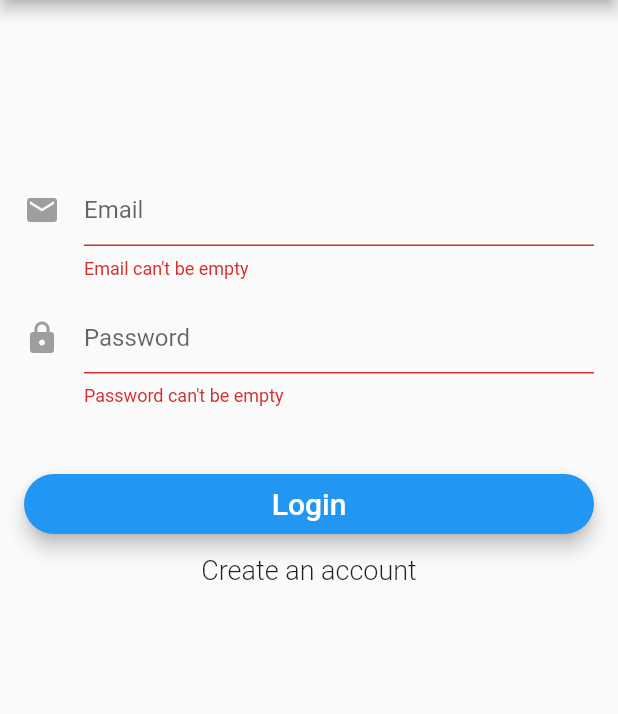
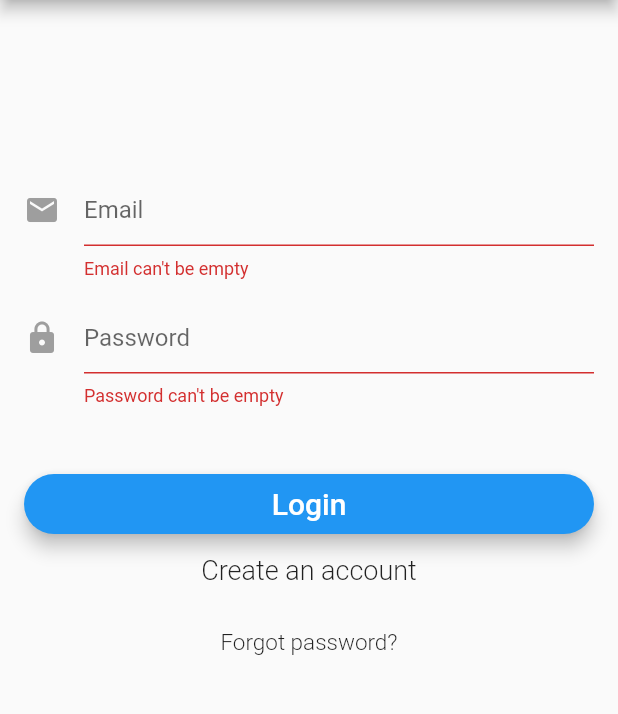
Before and after one commit to HooprApp/Backend, a Flutter app: the LoginSignupPage screen opened directly, after a tap on "Login", on a phone screen of 412 x 824 dp, the part 84-798 px from its top. Run offline on Flutter 3.47's test engine with Material 2 defaults, Android fonts, the phone set to English and light mode, and no system bars; our stand-ins replace firebase_auth, firebase_database; accounts and stored records are empty.

Commit message:
Implement forgot password

```diff
--- a/lib/pages/login_signup_page.dart
+++ b/lib/pages/login_signup_page.dart
@@ -11,6 +11,8 @@ class LoginSignupPage extends StatefulWidget {
   State<StatefulWidget> createState() => _LoginSignupPageState();
 }
 
+enum FormMode { LOGIN, SIGNUP, FORGOTPASSWORD }
+
 class _LoginSignupPageState extends State<LoginSignupPage> {
   final _formKey = GlobalKey<FormState>();
 
@@ -18,7 +20,7 @@ class _LoginSignupPageState extends State<LoginSignupPage> {
   String _password;
   String _errorMessage;
 
-  bool _isLoginForm;
+  FormMode _formMode = FormMode.LOGIN;
   bool _isLoading;
 
   // Check if form is valid before perform login or signup
@@ -40,7 +42,7 @@ class _LoginSignupPageState extends State<LoginSignupPage> {
     if (validateAndSave()) {
       String userId = "";
       try {
-        if (_isLoginForm) {
+        if (_formMode == FormMode.LOGIN) {
           userId = await widget.auth.signIn(_email, _password);
           if (userId == null) {
             setState(() {
@@ -51,18 +53,21 @@ class _LoginSignupPageState extends State<LoginSignupPage> {
             });
             return;
           }
-          print('Signed in: $userId');
-        } else {
+        } else if (_formMode == FormMode.SIGNUP) {
           userId = await widget.auth.signUp(_email, _password);
           widget.auth.sendEmailVerification();
           _showVerifyEmailSentDialog();
-          print('Signed up user: $userId');
+        } else {
+          widget.auth.sendPasswordReset(_email);
+          _showPasswordEmailSentDialog();
         }
         setState(() {
           _isLoading = false;
         });
 
-        if (userId.length > 0 && userId != null && _isLoginForm) {
+        if (userId.length > 0 &&
+            userId != null &&
+            _formMode == FormMode.LOGIN) {
           widget.loginCallback();
         }
       } catch (e) {
@@ -84,20 +89,12 @@ class _LoginSignupPageState extends State<LoginSignupPage> {
   void initState() {
     _errorMessage = "";
     _isLoading = false;
-    _isLoginForm = true;
     super.initState();
   }
 
   void resetForm() {
     _formKey.currentState.reset();
     _errorMessage = "";
-  }
-
-  void toggleFormMode() {
-    resetForm();
-    setState(() {
-      _isLoginForm = !_isLoginForm;
-    });
   }
 
   @override
@@ -112,6 +109,30 @@ class _LoginSignupPageState extends State<LoginSignupPage> {
             _showCircularProgress(),
           ],
         ));
+  }
+
+  void _changeFormToSignUp() {
+    _formKey.currentState.reset();
+    _errorMessage = "";
+    setState(() {
+      _formMode = FormMode.SIGNUP;
+    });
+  }
+
+  void _changeFormToLogin() {
+    _formKey.currentState.reset();
+    _errorMessage = "";
+    setState(() {
+      _formMode = FormMode.LOGIN;
+    });
+  }
+
+  void _changeFormToPasswordReset() {
+    _formKey.currentState.reset();
+    _errorMessage = "";
+    setState(() {
+      _formMode = FormMode.FORGOTPASSWORD;
+    });
   }
 
   Widget _showCircularProgress() {
@@ -136,7 +157,29 @@ class _LoginSignupPageState extends State<LoginSignupPage> {
             FlatButton(
               child: Text("Dismiss"),
               onPressed: () {
-                toggleFormMode();
+                _changeFormToLogin();
+                Navigator.of(context).pop();
+              },
+            ),
+          ],
+        );
+      },
+    );
+  }
+
+  void _showPasswordEmailSentDialog() {
+    showDialog(
+      context: context,
+      builder: (BuildContext context) {
+        // return object of type Dialog
+        return AlertDialog(
+          title: new Text("Forgot your password"),
+          content: new Text("An email has been sent to reset your password"),
+          actions: <Widget>[
+            new FlatButton(
+              child: new Text("Dismiss"),
+              onPressed: () {
+                _changeFormToLogin();
                 Navigator.of(context).pop();
               },
             ),
@@ -154,19 +197,19 @@ class _LoginSignupPageState extends State<LoginSignupPage> {
           child: ListView(
             shrinkWrap: true,
             children: <Widget>[
-              // showLogo(),
-              showEmailInput(),
-              showPasswordInput(),
-              showPrimaryButton(),
-              showSecondaryButton(),
-              showErrorMessage(),
+              _showEmailInput(),
+              _showPasswordInput(),
+              _showPrimaryButton(),
+              _showSecondaryButton(),
+              _showForgotPasswordButton(),
+              _showErrorMessage(),
             ],
           ),
         ));
   }
 
-  Widget showErrorMessage() {
-    if (_errorMessage.length > 0 && _errorMessage != null) {
+  Widget _showErrorMessage() {
+    if (_errorMessage != null && _errorMessage.length > 0) {
       return Text(
         _errorMessage,
         style: TextStyle(
@@ -182,21 +225,7 @@ class _LoginSignupPageState extends State<LoginSignupPage> {
     }
   }
 
-  // Widget showLogo() {
-  //   return  Hero(
-  //     tag: 'hero',
-  //     child: Padding(
-  //       padding: EdgeInsets.fromLTRB(0.0, 70.0, 0.0, 0.0),
-  //       child: CircleAvatar(
-  //         backgroundColor: Colors.transparent,
-  //         radius: 48.0,
-  //         child: Image.asset('assets/flutter-icon.png'),
-  //       ),
-  //     ),
-  //   );
-  // }
-
-  Widget showEmailInput() {
+  Widget _showEmailInput() {
     return Padding(
       padding: const EdgeInsets.fromLTRB(0.0, 100.0, 0.0, 0.0),
       child: TextFormField(
@@ -215,7 +244,8 @@ class _LoginSignupPageState extends State<LoginSignupPage> {
     );
   }
 
-  Widget showPasswordInput() {
+  Widget _showPasswordInput() {
+    if (_formMode != FormMode.FORGOTPASSWORD) {
       return Padding(
         padding: const EdgeInsets.fromLTRB(0.0, 15.0, 0.0, 0.0),
         child: TextFormField(
@@ -228,21 +258,18 @@ class _LoginSignupPageState extends State<LoginSignupPage> {
                 Icons.lock,
                 color: Colors.grey,
               )),
-        validator: (value) => value.isEmpty ? 'Password can\'t be empty' : null,
+          validator: (value) =>
+              value.isEmpty ? 'Password can\'t be empty' : null,
           onSaved: (value) => _password = value.trim(),
         ),
       );
+    } else {
+      return Text('An email will be sent allowing you to reset your password',
+          style: TextStyle(fontSize: 14.0, fontWeight: FontWeight.w300));
+    }
   }
 
-  Widget showSecondaryButton() {
-    return FlatButton(
-        child: Text(
-            _isLoginForm ? 'Create an account' : 'Have an account? Sign in',
-            style: TextStyle(fontSize: 18.0, fontWeight: FontWeight.w300)),
-        onPressed: toggleFormMode);
-  }
-
-  Widget showPrimaryButton() {
+  Widget _showPrimaryButton() {
     return Padding(
         padding: EdgeInsets.fromLTRB(0.0, 45.0, 0.0, 0.0),
         child: SizedBox(
@@ -252,10 +279,64 @@ class _LoginSignupPageState extends State<LoginSignupPage> {
               shape: RoundedRectangleBorder(
                   borderRadius: BorderRadius.circular(30.0)),
               color: Colors.blue,
-            child: Text(_isLoginForm ? 'Login' : 'Create account',
-                style: TextStyle(fontSize: 20.0, color: Colors.white)),
-            onPressed: validateAndSubmit,
-          ),
+              child: _textPrimaryButton(),
+              onPressed: validateAndSubmit),
         ));
   }
+
+  Widget _showSecondaryButton() {
+    return FlatButton(
+      child: _textSecondaryButton(),
+      onPressed: _formMode == FormMode.LOGIN
+          ? _changeFormToSignUp
+          : _changeFormToLogin,
+    );
   }
+
+  Widget _showForgotPasswordButton() {
+    return FlatButton(
+      child: _formMode == FormMode.LOGIN
+          ? Text('Forgot password?',
+              style: TextStyle(fontSize: 15.0, fontWeight: FontWeight.w300))
+          : Text('',
+              style: TextStyle(fontSize: 15.0, fontWeight: FontWeight.w300)),
+      onPressed: _changeFormToPasswordReset,
+    );
+  }
+
+  Widget _textPrimaryButton() {
+    switch (_formMode) {
+      case FormMode.LOGIN:
+        return Text('Login',
+            style: TextStyle(fontSize: 20.0, color: Colors.white));
+        break;
+      case FormMode.SIGNUP:
+        return Text('Create account',
+            style: TextStyle(fontSize: 20.0, color: Colors.white));
+        break;
+      case FormMode.FORGOTPASSWORD:
+        return Text('Reset password',
+            style: TextStyle(fontSize: 20.0, color: Colors.white));
+        break;
+    }
+    return Spacer();
+  }
+
+  Widget _textSecondaryButton() {
+    switch (_formMode) {
+      case FormMode.LOGIN:
+        return Text('Create an account',
+            style: TextStyle(fontSize: 18.0, fontWeight: FontWeight.w300));
+        break;
+      case FormMode.SIGNUP:
+        return Text('Have an account? Sign in',
+            style: TextStyle(fontSize: 18.0, fontWeight: FontWeight.w300));
+        break;
+      case FormMode.FORGOTPASSWORD:
+        return Text('Cancel',
+            style: TextStyle(fontSize: 18.0, fontWeight: FontWeight.w300));
+        break;
+    }
+    return Spacer();
+  }
+}
```
Also changed, not shown: lib/pages/home_page.dart (+60 -59 lines), lib/pages/root_page.dart (+3 -4 lines), lib/services/authentication.dart (+8 -1 lines). Lines whose indentation alone changed are shown as unchanged.
